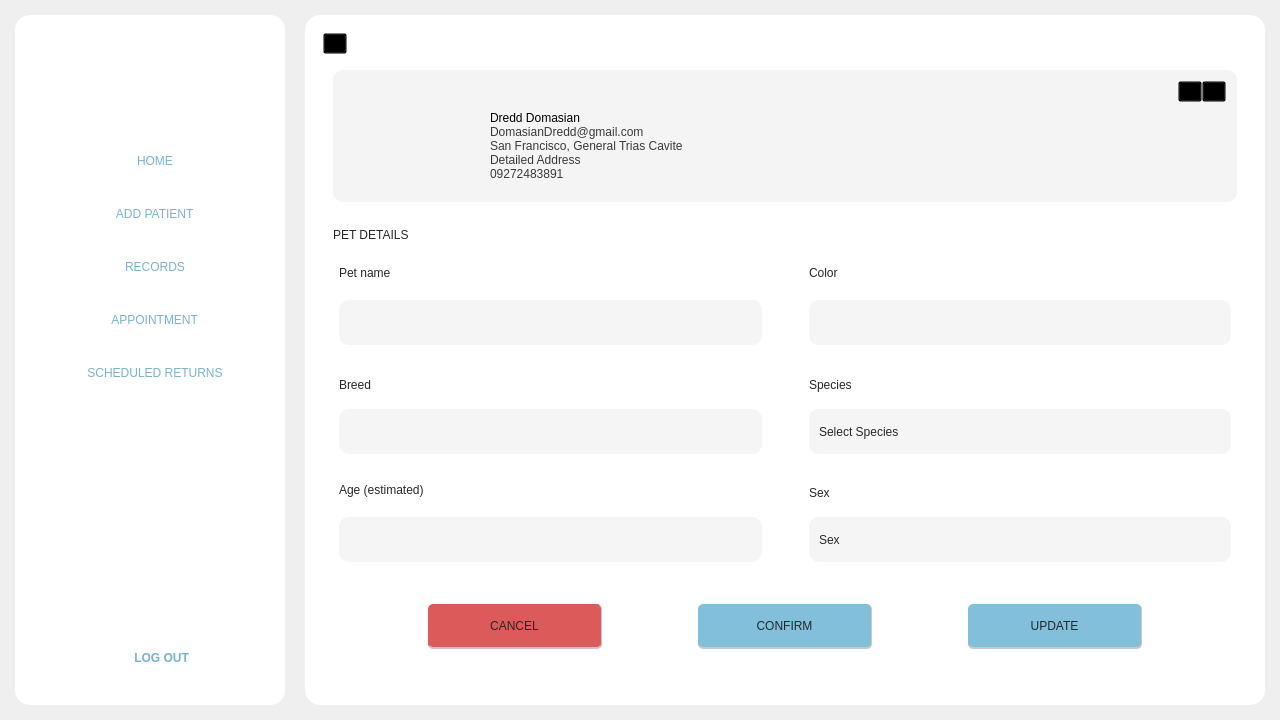
This is Frontend/Home.ui in DreddVDomasian/Petmate-Desktop-Application as Qt 5 draws it before an edit. The edited form follows.
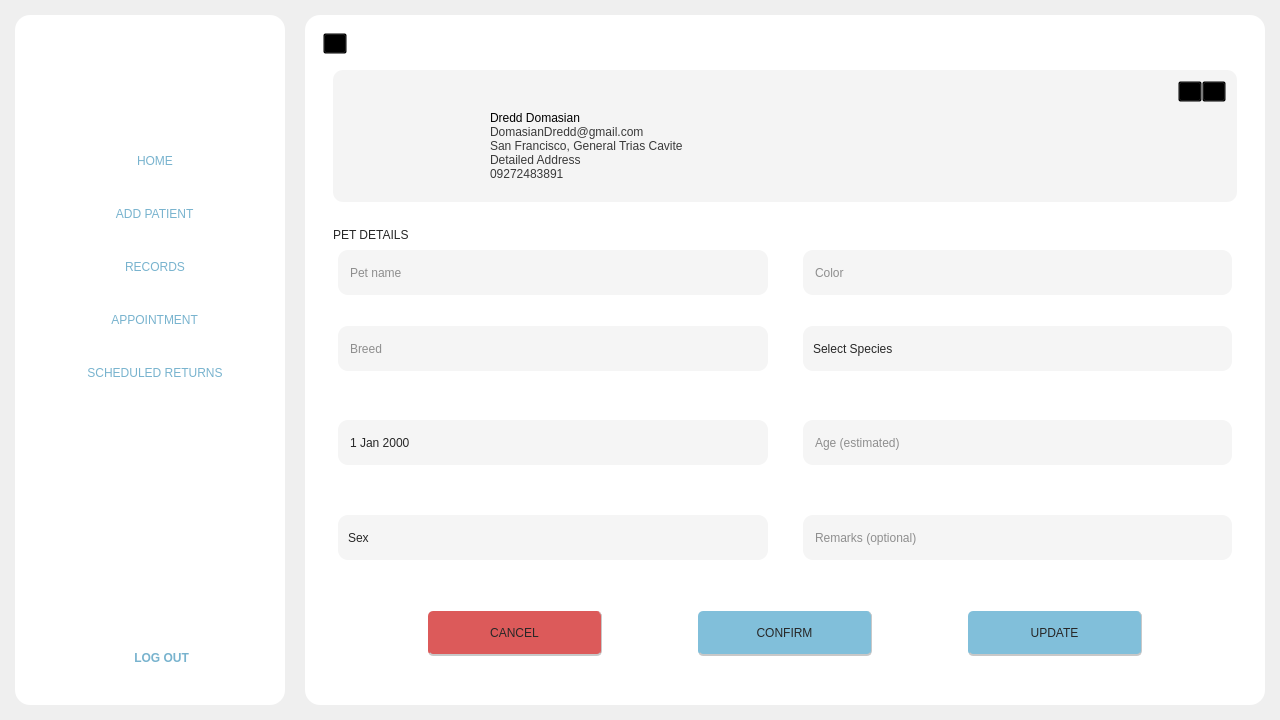
This is the edited form. The open tabs and pages were chosen to show the change. Icons and pictures are not drawn.

Commit message:
Add birthday and remarks fields to pet info
Introduces 'birthDay' (DateField) and 'remarks' (CharField) to the Pet model and updates migrations accordingly. Frontend UI and logic are enhanced to support birthday selection, age calculation, and remarks input, including calendar integration and proper data handling for these new fields.

Patch:
```diff
--- a/Frontend/Home.ui
+++ b/Frontend/Home.ui
@@ -593,7 +593,7 @@
           <enum>QFrame::NoFrame</enum>
          </property>
          <property name="currentIndex">
-          <number>1</number>
+          <number>5</number>
          </property>
          <widget class="QWidget" name="homepage">
           <property name="styleSheet">
@@ -1312,9 +1312,12 @@
                  <property name="leftMargin">
                   <number>0</number>
                  </property>
-                 <property name="bottomMargin">
+                 <property name="topMargin">
                   <number>0</number>
                  </property>
+                 <property name="bottomMargin">
+                  <number>5</number>
+                 </property>
                  <item>
                   <widget class="QComboBox" name="provinceComboBox">
                    <property name="sizePolicy">
@@ -4125,6 +4128,69 @@
               </item>
               <item>
                <widget class="QStackedWidget" name="returnStackedWidget">
+                <property name="styleSheet">
+                 <string notr="true">QScrollArea{
+	border:none;
+
+}
+QScrollArea QScrollBar:vertical {
+    background: transparent;
+    width: 10px;
+    margin: 0px;
+}
+
+QScrollArea QScrollBar::handle:vertical {
+    background-color: rgb(129, 191, 218);
+    border-radius: 5px;
+    min-height: 120px;
+	min-height: 200px;
+}
+
+QScrollAreaa QScrollBar::handle:vertical:hover {
+    background-color: rgb(86, 127, 145);
+}
+
+QScrollArea QScrollBar::add-line:vertical,
+QScrollArea QScrollBar::sub-line:vertical {
+    height: 0px;
+    background: none;
+    border: none;
+}
+
+QScrollArea QScrollBar::groove:vertical {
+    background: transparent;
+    border: none;
+    border-radius: 0px;
+}
+
+
+QScrollArea QScrollBar:horizontal {
+    background: transparent;
+    height: 10px; /* horizontal thickness */
+    margin: 0px;
+}
+
+#walkInScrollArea QScrollBar::handle:horizontal {
+    background-color: rgb(129, 191, 218);
+    border-radius: 5px;
+    height: 10px; /* same as scrollbar height */
+}
+
+QScrollArea QScrollBar::add-line:horizontal,
+QScrollArea QScrollBar::sub-line:horizontal {
+    width: 0px; /* hide buttons */
+    height: 0px;
+    background: none;
+    border: none;
+}
+
+QScrollArea QScrollBar::groove:horizontal {
+    background: transparent;
+    border: none;
+}
+
+</string>
+                </property>
                 <property name="currentIndex">
                  <number>1</number>
                 </property>
@@ -4228,8 +4294,8 @@
                       <rect>
                        <x>0</x>
                        <y>0</y>
-                       <width>889</width>
-                       <height>410</height>
+                       <width>891</width>
+                       <height>412</height>
                       </rect>
                      </property>
                      <layout class="QVBoxLayout" name="verticalLayout_33">
@@ -4740,7 +4806,10 @@
              </widget>
              <widget class="QWidget" name="petDetailsPage">
               <property name="styleSheet">
-               <string notr="true">QLineEdit{
+               <string notr="true">
+
+
+QLineEdit{
     border-radius: 10px;
 	font: 57 12pt &quot;Montserrat Medium&quot;;
 	color:rgb(39, 39, 39);
@@ -4754,6 +4823,28 @@
 }
 
 
+QDateEdit {
+	background-color:rgb(245, 245, 245);
+    border-radius: 10px;
+    font: 57 12pt &quot;Montserrat Medium&quot;;
+    color: rgb(39, 39, 39);
+    padding-left: 10px;
+}
+
+QDateEdit::drop-down {
+    subcontrol-origin: padding;
+    subcontrol-position: top right;
+    width: 40px;
+    border: none;
+    background: transparent;
+}
+
+QDateEdit::down-arrow {
+    image: url(:/Icons/Icons/calendar.png);
+    width: 30px;
+    height: 30px;
+}
+
 QComboBox {
     border-radius: 10px;
 	font: 57 12pt &quot;Montserrat Medium&quot;;
@@ -4850,7 +4941,7 @@
               </property>
               <layout class="QVBoxLayout" name="verticalLayout_30">
                <item>
-                <widget class="QFrame" name="frame_7">
+                <widget class="QFrame" name="petDetailsFrame">
                  <property name="sizePolicy">
                   <sizepolicy hsizetype="Preferred" vsizetype="Fixed">
                    <horstretch>0</horstretch>
@@ -4901,6 +4992,12 @@
                </item>
                <item>
                 <widget class="QFrame" name="nameAndColorFrame">
+                 <property name="sizePolicy">
+                  <sizepolicy hsizetype="Preferred" vsizetype="Fixed">
+                   <horstretch>0</horstretch>
+                   <verstretch>0</verstretch>
+                  </sizepolicy>
+                 </property>
                  <property name="frameShape">
                   <enum>QFrame::StyledPanel</enum>
                  </property>
@@ -4912,27 +5009,6 @@
                    <number>35</number>
                   </property>
                   <property name="leftMargin">
-                   <number>0</number>
-                  </property>
-                  <property name="topMargin">
-                   <number>0</number>
-                  </property>
-                  <property name="rightMargin">
-                   <number>0</number>
-                  </property>
-                  <property name="bottomMargin">
-                   <number>0</number>
-                  </property>
-                  <item>
-                   <widget class="QFrame" name="petNameFrame">
-                    <property name="frameShape">
-                     <enum>QFrame::StyledPanel</enum>
-                    </property>
-                    <property name="frameShadow">
-                     <enum>QFrame::Raised</enum>
-                    </property>
-                    <layout class="QVBoxLayout" name="verticalLayout_21">
-                     <property name="leftMargin">
                       <number>5</number>
                      </property>
                      <property name="topMargin">
@@ -4944,17 +5020,6 @@
                      <property name="bottomMargin">
                       <number>5</number>
                      </property>
-                     <item>
-                      <widget class="QLabel" name="label_28">
-                       <property name="styleSheet">
-                        <string notr="true">font: 57 12pt &quot;Montserrat Medium&quot;;
-color:rgb(39, 39, 39);</string>
-                       </property>
-                       <property name="text">
-                        <string>Pet name</string>
-                       </property>
-                      </widget>
-                     </item>
                      <item>
                       <widget class="QLineEdit" name="petName">
                        <property name="minimumSize">
@@ -4966,40 +5031,8 @@
                        <property name="styleSheet">
                         <string notr="true"/>
                        </property>
-                      </widget>
-                     </item>
-                    </layout>
-                   </widget>
-                  </item>
-                  <item>
-                   <widget class="QFrame" name="petColorFrame">
-                    <property name="frameShape">
-                     <enum>QFrame::StyledPanel</enum>
-                    </property>
-                    <property name="frameShadow">
-                     <enum>QFrame::Raised</enum>
-                    </property>
-                    <layout class="QVBoxLayout" name="verticalLayout_22">
-                     <property name="leftMargin">
-                      <number>5</number>
-                     </property>
-                     <property name="topMargin">
-                      <number>0</number>
-                     </property>
-                     <property name="rightMargin">
-                      <number>5</number>
-                     </property>
-                     <property name="bottomMargin">
-                      <number>5</number>
-                     </property>
-                     <item>
-                      <widget class="QLabel" name="label_29">
-                       <property name="styleSheet">
-                        <string notr="true">font: 57 12pt &quot;Montserrat Medium&quot;;
-color:rgb(39, 39, 39);</string>
-                       </property>
-                       <property name="text">
-                        <string>Color</string>
+                    <property name="placeholderText">
+                     <string>Pet name</string>
                        </property>
                       </widget>
                      </item>
@@ -5014,9 +5047,9 @@
                        <property name="styleSheet">
                         <string notr="true"/>
                        </property>
-                      </widget>
-                     </item>
-                    </layout>
+                    <property name="placeholderText">
+                     <string>Color</string>
+                    </property>
                    </widget>
                   </item>
                  </layout>
@@ -5035,30 +5068,6 @@
                    <number>35</number>
                   </property>
                   <property name="leftMargin">
-                   <number>0</number>
-                  </property>
-                  <property name="topMargin">
-                   <number>0</number>
-                  </property>
-                  <property name="rightMargin">
-                   <number>0</number>
-                  </property>
-                  <property name="bottomMargin">
-                   <number>0</number>
-                  </property>
-                  <item>
-                   <widget class="QFrame" name="breedFrame">
-                    <property name="frameShape">
-                     <enum>QFrame::StyledPanel</enum>
-                    </property>
-                    <property name="frameShadow">
-                     <enum>QFrame::Raised</enum>
-                    </property>
-                    <layout class="QVBoxLayout" name="verticalLayout_25">
-                     <property name="spacing">
-                      <number>0</number>
-                     </property>
-                     <property name="leftMargin">
                       <number>5</number>
                      </property>
                      <property name="topMargin">
@@ -5070,17 +5079,6 @@
                      <property name="bottomMargin">
                       <number>5</number>
                      </property>
-                     <item>
-                      <widget class="QLabel" name="label_32">
-                       <property name="styleSheet">
-                        <string notr="true">font: 57 12pt &quot;Montserrat Medium&quot;;
-color:rgb(39, 39, 39);</string>
-                       </property>
-                       <property name="text">
-                        <string>Breed</string>
-                       </property>
-                      </widget>
-                     </item>
                      <item>
                       <widget class="QLineEdit" name="breed">
                        <property name="minimumSize">
@@ -5092,43 +5090,8 @@
                        <property name="styleSheet">
                         <string notr="true"/>
                        </property>
-                      </widget>
-                     </item>
-                    </layout>
-                   </widget>
-                  </item>
-                  <item>
-                   <widget class="QFrame" name="speciesFrame">
-                    <property name="frameShape">
-                     <enum>QFrame::StyledPanel</enum>
-                    </property>
-                    <property name="frameShadow">
-                     <enum>QFrame::Raised</enum>
-                    </property>
-                    <layout class="QVBoxLayout" name="verticalLayout_26">
-                     <property name="spacing">
-                      <number>0</number>
-                     </property>
-                     <property name="leftMargin">
-                      <number>5</number>
-                     </property>
-                     <property name="topMargin">
-                      <number>0</number>
-                     </property>
-                     <property name="rightMargin">
-                      <number>5</number>
-                     </property>
-                     <property name="bottomMargin">
-                      <number>5</number>
-                     </property>
-                     <item>
-                      <widget class="QLabel" name="label_33">
-                       <property name="styleSheet">
-                        <string notr="true">font: 57 12pt &quot;Montserrat Medium&quot;;
-color:rgb(39, 39, 39);</string>
-                       </property>
-                       <property name="text">
-                        <string>Species</string>
+                    <property name="placeholderText">
+                     <string>Breed</string>
                        </property>
                       </widget>
                      </item>
@@ -5183,11 +5146,8 @@
                     </layout>
                    </widget>
                   </item>
-                 </layout>
-                </widget>
-               </item>
                <item>
-                <widget class="QFrame" name="frame_19">
+                <widget class="QFrame" name="bdayAge">
                  <property name="frameShape">
                   <enum>QFrame::StyledPanel</enum>
                  </property>
@@ -5199,27 +5159,6 @@
                    <number>35</number>
                   </property>
                   <property name="leftMargin">
-                   <number>0</number>
-                  </property>
-                  <property name="topMargin">
-                   <number>0</number>
-                  </property>
-                  <property name="rightMargin">
-                   <number>0</number>
-                  </property>
-                  <property name="bottomMargin">
-                   <number>0</number>
-                  </property>
-                  <item>
-                   <widget class="QFrame" name="ageFrame">
-                    <property name="frameShape">
-                     <enum>QFrame::StyledPanel</enum>
-                    </property>
-                    <property name="frameShadow">
-                     <enum>QFrame::Raised</enum>
-                    </property>
-                    <layout class="QVBoxLayout" name="verticalLayout_27">
-                     <property name="leftMargin">
                       <number>5</number>
                      </property>
                      <property name="topMargin">
@@ -5232,13 +5171,24 @@
                       <number>5</number>
                      </property>
                      <item>
-                      <widget class="QLabel" name="label_34">
-                       <property name="styleSheet">
-                        <string notr="true">font: 57 12pt &quot;Montserrat Medium&quot;;
-color:rgb(39, 39, 39);</string>
-                       </property>
-                       <property name="text">
-                        <string>Age (estimated)</string>
+                   <widget class="QDateEdit" name="Bday">
+                    <property name="sizePolicy">
+                     <sizepolicy hsizetype="Expanding" vsizetype="Fixed">
+                      <horstretch>0</horstretch>
+                      <verstretch>0</verstretch>
+                     </sizepolicy>
+                    </property>
+                    <property name="minimumSize">
+                     <size>
+                      <width>174</width>
+                      <height>45</height>
+                     </size>
+                    </property>
+                    <property name="specialValueText">
+                     <string>Birthday (optional)</string>
+                    </property>
+                    <property name="calendarPopup">
+                     <bool>true</bool>
                        </property>
                       </widget>
                      </item>
@@ -5253,22 +5203,25 @@
                        <property name="styleSheet">
                         <string notr="true"/>
                        </property>
+                    <property name="placeholderText">
+                     <string>Age (estimated)</string>
+                    </property>
                       </widget>
                      </item>
                     </layout>
                    </widget>
                   </item>
                   <item>
-                   <widget class="QFrame" name="sexFrame">
+                <widget class="QFrame" name="frame_7">
                     <property name="frameShape">
                      <enum>QFrame::StyledPanel</enum>
                     </property>
                     <property name="frameShadow">
                      <enum>QFrame::Raised</enum>
                     </property>
-                    <layout class="QVBoxLayout" name="verticalLayout_28">
+                 <layout class="QHBoxLayout" name="horizontalLayout_29">
                      <property name="spacing">
-                      <number>0</number>
+                   <number>35</number>
                      </property>
                      <property name="leftMargin">
                       <number>5</number>
@@ -5282,17 +5235,6 @@
                      <property name="bottomMargin">
                       <number>5</number>
                      </property>
-                     <item>
-                      <widget class="QLabel" name="label_35">
-                       <property name="styleSheet">
-                        <string notr="true">font: 57 12pt &quot;Montserrat Medium&quot;;
-color:rgb(39, 39, 39);</string>
-                       </property>
-                       <property name="text">
-                        <string>Sex</string>
-                       </property>
-                      </widget>
-                     </item>
                      <item>
                       <widget class="QComboBox" name="petSexComboBox">
                        <property name="sizePolicy">
@@ -5327,14 +5269,27 @@
                        </item>
                       </widget>
                      </item>
-                    </layout>
+                  <item>
+                   <widget class="QLineEdit" name="petRemarks">
+                    <property name="minimumSize">
+                     <size>
+                      <width>174</width>
+                      <height>45</height>
+                     </size>
+                    </property>
+                    <property name="styleSheet">
+                     <string notr="true"/>
+                    </property>
+                    <property name="placeholderText">
+                     <string>Remarks (optional)</string>
+                    </property>
                    </widget>
                   </item>
                  </layout>
                 </widget>
                </item>
                <item>
-                <widget class="QFrame" name="frame_11">
+                <widget class="QFrame" name="actionBtns">
                  <property name="frameShape">
                   <enum>QFrame::StyledPanel</enum>
                  </property>
@@ -5979,7 +5934,7 @@
               <item>
                <widget class="QStackedWidget" name="serviceHistoryStackedWidget">
                 <property name="currentIndex">
-                 <number>0</number>
+                 <number>1</number>
                 </property>
                 <widget class="QWidget" name="serviceHistoryPage">
                  <layout class="QVBoxLayout" name="verticalLayout_50">
```
Lines whose indentation alone changed are shown as unchanged. The commit also changes 5 other files.
